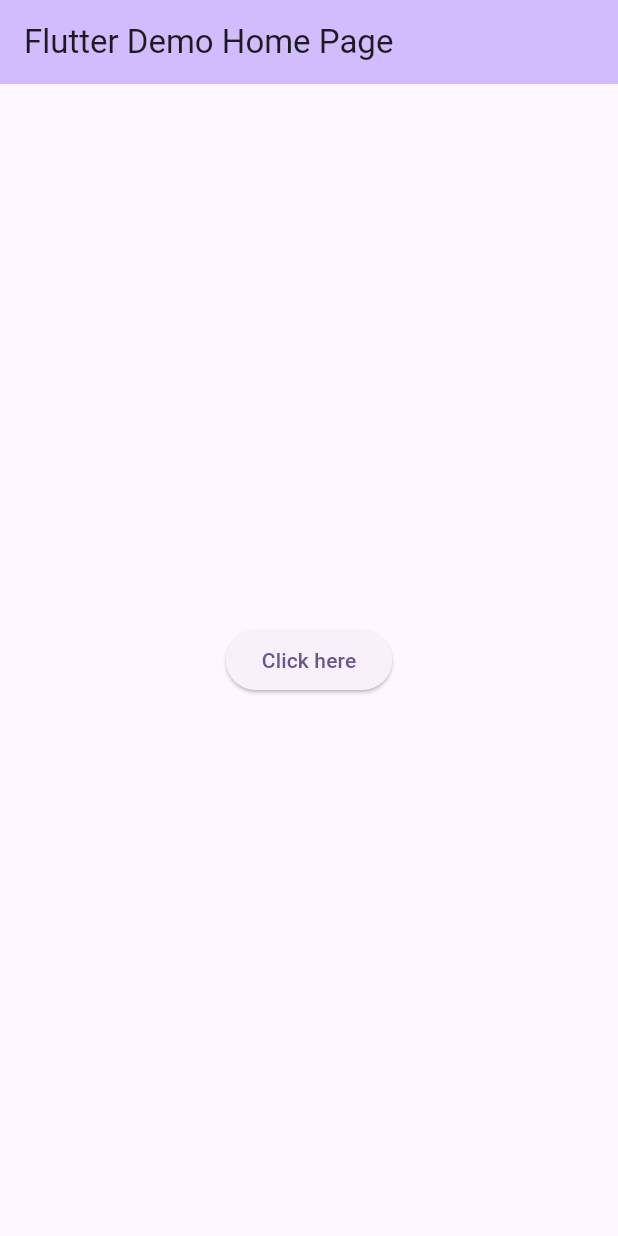
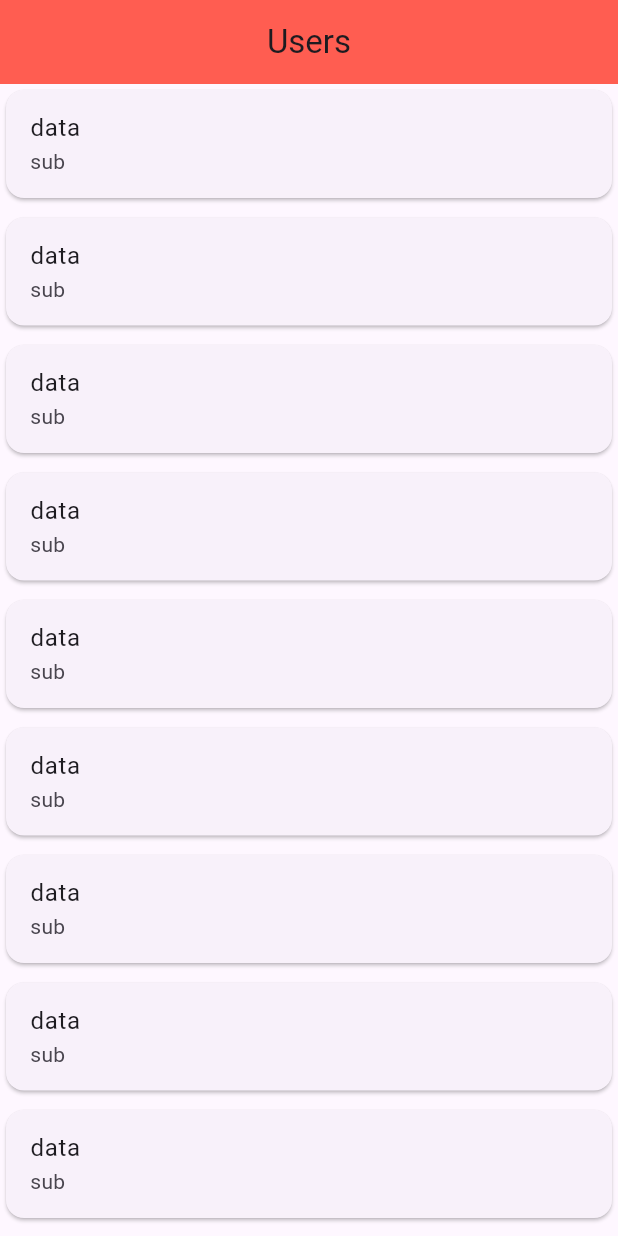
Before and after one commit to saninthottungal/graphql-test, a Flutter app: the screen it shows after launch, on a phone screen of 412 x 824 dp. Run offline on Flutter 3.47's test engine with Material 3 defaults, Android fonts, the phone set to English and light mode, and no system bars; our stand-ins replace graphql, graphql_flutter, hooks_riverpod, riverpod_annotation; missing offline and left inert: gql; generated files the repository leaves out were written again.

Commit message:
homepage created

```diff
--- a/lib/main.dart
+++ b/lib/main.dart
@@ -1,6 +1,7 @@
 import 'package:flutter/material.dart';
 import 'package:graphql_test/client/client.dart';
 import 'package:graphql_test/main.graphql.dart';
+import 'package:graphql_test/users/users.page.dart';
 import 'package:hooks_riverpod/hooks_riverpod.dart';
 
 void main() async {
@@ -22,39 +23,7 @@ class MyApp extends StatelessWidget {
         colorScheme: ColorScheme.fromSeed(seedColor: Colors.deepPurple),
         useMaterial3: true,
       ),
-      home: const MyHomePage(),
+      home: const HomePage(),
     );
   }
 }
-
-class MyHomePage extends StatelessWidget {
-  const MyHomePage({super.key});
-
-  @override
-  Widget build(BuildContext context) {
-    return Scaffold(
-      appBar: AppBar(
-        backgroundColor: Theme.of(context).colorScheme.inversePrimary,
-        title: const Text('Flutter Demo Home Page'),
-      ),
-      body: Center(
-        child: Consumer(builder: (context, ref, _) {
-          final client = ref.watch(gqClientProvider);
-
-          return ElevatedButton(
-            onPressed: () async {
-              final response = await client.query$getUser(
-                Options$Query$getUser(
-                  variables: Variables$Query$getUser(id: "5"),
-                ),
-              );
-
-              print(response.parsedData?.user?.email);
-            },
-            child: const Text("Click here"),
-          );
-        }),
-      ),
-    );
-  }
-}
--- /dev/null
+++ b/lib/users/users.page.dart
@@ -0,0 +1,29 @@
+import 'package:flutter/material.dart';
+
+class HomePage extends StatelessWidget {
+  const HomePage({super.key});
+
+  @override
+  Widget build(BuildContext context) {
+    return Scaffold(
+      appBar: AppBar(
+        backgroundColor: Color.fromARGB(255, 255, 93, 81),
+        title: Text("Users"),
+        centerTitle: true,
+      ),
+      body: ListView.separated(
+          itemBuilder: (context, index) {
+            return Card(
+              child: ListTile(
+                title: Text("data"),
+                subtitle: Text("sub"),
+              ),
+            );
+          },
+          separatorBuilder: (context, index) {
+            return SizedBox(height: 5);
+          },
+          itemCount: 10),
+    );
+  }
+}
```
